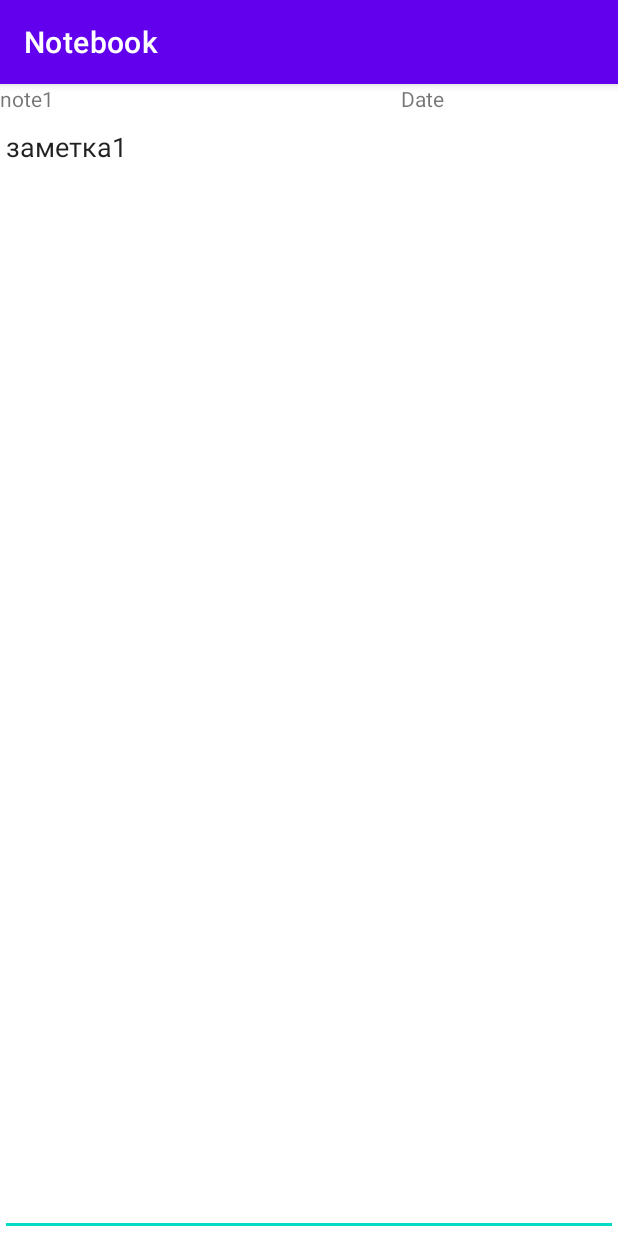
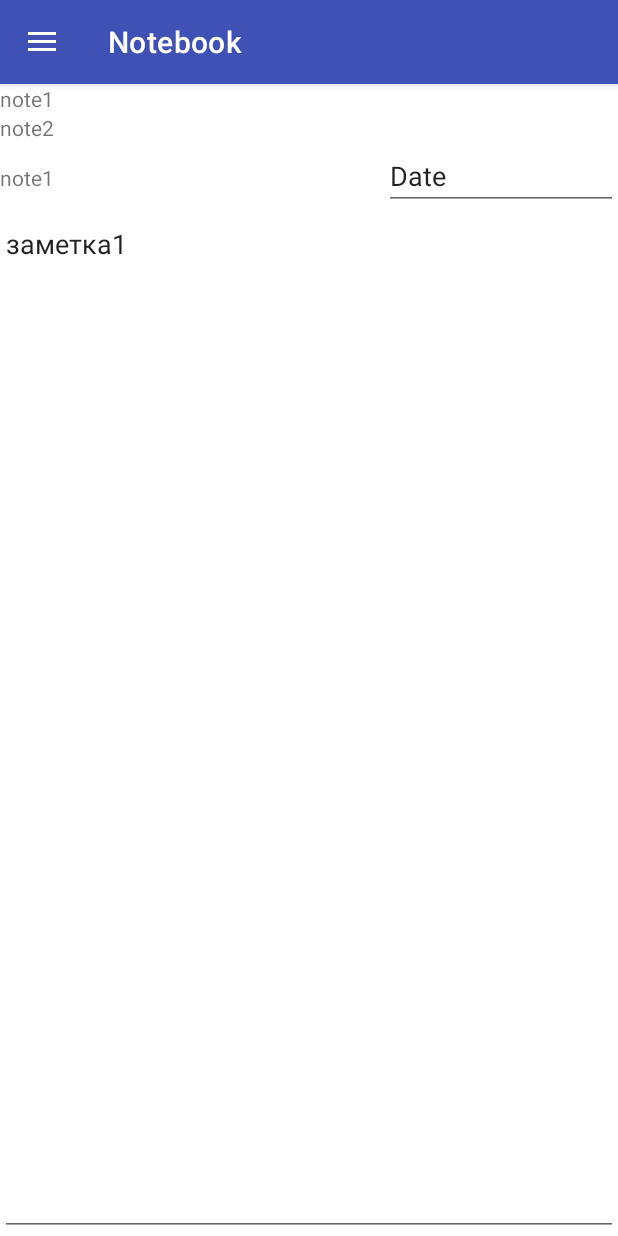
Before and after one commit to Olgapsareva/Notebook, an Android app: the screen it shows after launch (NoteActivity before the commit, MainActivity after it), after a tap on "note1", on a phone screen of 412 x 824 dp. Run offline under Robolectric (Android 15) with nearby library versions, the phone set to English and light mode, and no system bars.

Commit message:
homework 7. Navigation

```diff
--- a/app/src/main/AndroidManifest.xml
+++ b/app/src/main/AndroidManifest.xml
@@ -8,7 +8,7 @@
         android:label="@string/app_name"
         android:roundIcon="@mipmap/ic_launcher_round"
         android:supportsRtl="true"
-        android:theme="@style/Theme.Notebook">
+        android:theme="@style/AppTheme">
         <activity android:name=".NoteActivity"></activity>
         <activity android:name=".MainActivity">
             <intent-filter>
--- a/app/src/main/java/ru/geekbrains/notebook/MainActivity.java
+++ b/app/src/main/java/ru/geekbrains/notebook/MainActivity.java
@@ -1,8 +1,16 @@
 package ru.geekbrains.notebook;
 
+import androidx.appcompat.app.ActionBarDrawerToggle;
 import androidx.appcompat.app.AppCompatActivity;
+import androidx.appcompat.widget.Toolbar;
+import androidx.core.view.GravityCompat;
+import androidx.drawerlayout.widget.DrawerLayout;
 
 import android.os.Bundle;
+import android.util.Log;
+
+
+import com.google.android.material.navigation.NavigationView;
 
 public class MainActivity extends AppCompatActivity {
 
@@ -11,5 +19,56 @@ public class MainActivity extends AppCompatActivity {
         super.onCreate(savedInstanceState);
         setContentView(R.layout.activity_main);
 
+        initView();
+
     }
+
+    private void initView() {
+        Toolbar toolbar = initToolbar();
+        initDrawer(toolbar);
+    }
+
+    private Toolbar initToolbar() {
+        Toolbar toolbar = findViewById(R.id.toolbar);
+        setSupportActionBar(toolbar);
+        return toolbar;
+    }
+
+    private void initDrawer(Toolbar toolbar) {
+        DrawerLayout drawer = (DrawerLayout) findViewById(R.id.drawer_layout);
+        //добавляем сэндвич кнопку
+        ActionBarDrawerToggle toggle = new ActionBarDrawerToggle(
+                this,
+                drawer,
+                toolbar,
+                R.string.nav_open_drawer,
+                R.string.nav_close_drawer);
+        //слушаем кнопку
+        drawer.addDrawerListener(toggle);
+        //синхронизируем вид кнопки
+        toggle.syncState();
+
+        initNavigation(drawer);
+    }
+
+    private void initNavigation(DrawerLayout drawer) {
+        NavigationView navigationView = findViewById(R.id.nav_view);
+        //слушаем навигационное меню
+        navigationView.setNavigationItemSelectedListener(item -> {
+            int id = item.getItemId();
+            if (navigateFragment(id)){
+                drawer.closeDrawer(GravityCompat.START);
+                return true;
+            }
+            return false;
+        });
+    }
+
+    //обработка щелчка пользователя
+    private boolean navigateFragment(int id) {
+        Log.i("PLACEHOLDER", "selected option");
+        return true;
+    }
+
+
 }
--- a/app/src/main/java/ru/geekbrains/notebook/NoteActivity.java
+++ b/app/src/main/java/ru/geekbrains/notebook/NoteActivity.java
@@ -6,10 +6,7 @@ import android.widget.TextView;
 
 public class NoteActivity extends AppCompatActivity {
 
-    /*public static final String TITLE = "TITLE";
-    public static final String BODY = "BODY";*/
     public static final String PARCEL = "PARCEL";
-
 
     @Override
     protected void onCreate(Bundle savedInstanceState) {
--- a/app/src/main/java/ru/geekbrains/notebook/NoteFragment.java
+++ b/app/src/main/java/ru/geekbrains/notebook/NoteFragment.java
@@ -1,5 +1,6 @@
 package ru.geekbrains.notebook;
 
+import android.app.DatePickerDialog;
 import android.os.Bundle;
 
 import androidx.fragment.app.Fragment;
@@ -14,6 +15,7 @@ public class NoteFragment extends Fragment {
     // the fragment initialization parameters, e.g. ARG_ITEM_NUMBER
     private static final String KEY = "NOTE";
     private Note selectedNote;
+    private DatePickerDialog dateWindow;
 
 
     public NoteFragment() {
@@ -49,9 +51,11 @@ public class NoteFragment extends Fragment {
             TextView title = view.findViewById(R.id.title);
             title.setText(selectedNote.getTitle());
         }
+        //EditText date = view.findViewById(R.id.date);
 
         return view;
     }
 
 
+
 }
--- a/app/src/main/java/ru/geekbrains/notebook/NoteListFragment.java
+++ b/app/src/main/java/ru/geekbrains/notebook/NoteListFragment.java
@@ -14,7 +14,6 @@ import android.widget.TextView;
 public class NoteListFragment extends Fragment {
 
     private boolean isLandscape;
-    private Note selectedNote;
 
     @Override
     public void onActivityCreated(@Nullable Bundle savedInstanceState) {
@@ -53,7 +52,6 @@ public class NoteListFragment extends Fragment {
     private void createNoteItem(TextView txtV, Note note) {
         txtV.setText(note.getTitle());
         txtV.setOnClickListener(v->{
-            selectedNote = note;
             if(isLandscape){
                 showLandscapeNote(note);
             } else{
@@ -62,7 +60,7 @@ public class NoteListFragment extends Fragment {
 
         });
     }
-
+    //если ориентация альбомная то создается новый фрагмент рядом
     private void showLandscapeNote(Note note) {
         NoteFragment fragment = NoteFragment.newInstance(note);
         getActivity().getSupportFragmentManager()
@@ -71,12 +69,18 @@ public class NoteListFragment extends Fragment {
                 .commit();
     }
 
+    //если ориентация портретная то вызывается новая активити
     private void showPortraitNote(Note note) {
-        Intent intent = new Intent();
+        /*Intent intent = new Intent();
         intent.setClass(getActivity(), NoteActivity.class);
         intent.putExtra(NoteActivity.PARCEL, note);
-        startActivity(intent);
+        startActivity(intent);*/
 
+        NoteFragment fragment = NoteFragment.newInstance(note);
+        getActivity().getSupportFragmentManager()
+                .beginTransaction()
+                .replace(R.id.note_list_fragment, fragment)
+                .commit();
     }
 
 }
--- a/app/src/main/res/layout-land/activity_main.xml
+++ b/app/src/main/res/layout-land/activity_main.xml
@@ -1,9 +1,26 @@
 <?xml version="1.0" encoding="utf-8"?>
-<LinearLayout xmlns:android="http://schemas.android.com/apk/res/android"
+<androidx.drawerlayout.widget.DrawerLayout xmlns:android="http://schemas.android.com/apk/res/android"
+    xmlns:app="http://schemas.android.com/apk/res-auto"
+    xmlns:tools="http://schemas.android.com/tools"
+    android:id="@+id/drawer_layout"
     android:layout_width="match_parent"
     android:layout_height="match_parent"
     android:orientation="horizontal"
-    xmlns:tools="http://schemas.android.com/tools">
+    tools:context=".MainActivity">
+
+    <LinearLayout
+        android:layout_width="match_parent"
+        android:layout_height="wrap_content"
+        android:orientation="vertical">
+
+        <include
+            android:id="@+id/toolbar_main"
+            layout="@layout/toolbar_main" />
+
+        <LinearLayout
+            android:layout_width="match_parent"
+            android:layout_height="match_parent"
+            android:orientation="horizontal">
 
             <fragment
                 android:id="@+id/note_list_land"
@@ -14,14 +31,20 @@
 
             <FrameLayout
                 android:id="@+id/flfrag"
+                android:layout_width="0dp"
                 android:layout_height="match_parent"
-        android:layout_width="0dp"
-        android:layout_weight="2"/>
-        <!--android:id="@+id/note_fragment_land"
-        android:name="ru.geekbrains.notebook.NoteFragment"
-        android:layout_width="match_parent"
+                android:layout_weight="2">
+            </FrameLayout>
+        </LinearLayout>
+    </LinearLayout>
+
+    <com.google.android.material.navigation.NavigationView
+        android:id="@+id/nav_view"
+        android:layout_width="wrap_content"
         android:layout_height="match_parent"
-        android:layout_weight="2"
-        tools:background="@color/purple_700"/>-->
+        android:layout_gravity="start"
+        app:headerLayout="@layout/nav_header"
+        app:menu="@menu/menu_navigation" />
 
-</LinearLayout>
+
+</androidx.drawerlayout.widget.DrawerLayout>
--- a/app/src/main/res/layout/activity_main.xml
+++ b/app/src/main/res/layout/activity_main.xml
@@ -1,15 +1,35 @@
 <?xml version="1.0" encoding="utf-8"?>
-<FrameLayout xmlns:android="http://schemas.android.com/apk/res/android"
+<androidx.drawerlayout.widget.DrawerLayout
+    xmlns:android="http://schemas.android.com/apk/res/android"
     xmlns:app="http://schemas.android.com/apk/res-auto"
     xmlns:tools="http://schemas.android.com/tools"
+    android:id="@+id/drawer_layout"
     android:layout_width="match_parent"
     android:layout_height="match_parent"
     tools:context=".MainActivity">
 
+    <LinearLayout
+        android:layout_width="match_parent"
+        android:layout_height="wrap_content"
+        android:orientation="vertical">
 
-    <fragment
-        android:id="@+id/note_list_fragment"
-        android:name="ru.geekbrains.notebook.NoteListFragment"
-        android:layout_width="match_parent"
-        android:layout_height="match_parent" />
-</FrameLayout>
+        <include
+            android:id="@+id/toolbar_main"
+            layout="@layout/toolbar_main" />
+
+        <fragment
+            android:id="@+id/note_list_fragment"
+            android:name="ru.geekbrains.notebook.NoteListFragment"
+            android:layout_width="match_parent"
+            android:layout_height="match_parent" />
+    </LinearLayout>
+
+    <com.google.android.material.navigation.NavigationView
+        android:id="@+id/nav_view"
+        android:layout_width="wrap_content"
+        android:layout_height="match_parent"
+        android:layout_gravity="start"
+        app:headerLayout="@layout/nav_header"
+        app:menu="@menu/menu_navigation" />
+
+</androidx.drawerlayout.widget.DrawerLayout>
--- a/app/src/main/res/layout/fragment_note.xml
+++ b/app/src/main/res/layout/fragment_note.xml
@@ -20,7 +20,7 @@
             android:text="@string/title"
             tools:background="@color/teal_200" />
 
-        <TextView
+        <EditText
             android:id="@+id/date"
             android:layout_width="wrap_content"
             android:layout_height="wrap_content"
--- /dev/null
+++ b/app/src/main/res/layout/toolbar_main.xml
@@ -0,0 +1,17 @@
+<?xml version="1.0" encoding="utf-8"?>
+
+<com.google.android.material.appbar.AppBarLayout
+    android:layout_width="match_parent"
+    android:layout_height="wrap_content"
+    android:theme="@style/AppTheme"
+    xmlns:android="http://schemas.android.com/apk/res/android">
+
+<androidx.appcompat.widget.Toolbar xmlns:android="http://schemas.android.com/apk/res/android"
+    xmlns:app="http://schemas.android.com/apk/res-auto"
+    android:id="@+id/toolbar"
+    android:layout_width="match_parent"
+    android:layout_height="?attr/actionBarSize"
+    android:background="?attr/colorPrimary"
+    android:theme="@style/ThemeOverlay.AppCompat.Dark.ActionBar"/>
+
+</com.google.android.material.appbar.AppBarLayout>
--- /dev/null
+++ b/app/src/main/res/menu/menu_navigation.xml
@@ -0,0 +1,22 @@
+<?xml version="1.0" encoding="utf-8"?>
+<menu xmlns:android="http://schemas.android.com/apk/res/android">
+    <group android:checkableBehavior="single">
+        <item
+            android:id="@+id/nav_starred"
+            android:icon="@android:drawable/star_big_on"
+            android:title="@string/starred" />
+        <item
+            android:id="@+id/nav_trash"
+            android:icon="@android:drawable/ic_menu_delete"
+            android:title="@string/trash" />
+
+        <item
+            android:id="@+id/nav_settings"
+            android:icon="@android:drawable/ic_menu_compass"
+            android:title="@string/settings" />
+        <item
+            android:id="@+id/nav_about"
+            android:icon="@android:drawable/ic_menu_info_details"
+            android:title="@string/about" />
+    </group>
+</menu>
--- a/app/src/main/res/values/colors.xml
+++ b/app/src/main/res/values/colors.xml
@@ -7,4 +7,7 @@
     <color name="teal_700">#FF018786</color>
     <color name="black">#FF000000</color>
     <color name="white">#FFFFFFFF</color>
+    <color name="colorPrimary">#3F51B5</color>
+    <color name="colorPrimaryDark">#303F9F</color>
+    <color name="colorAccent">#FF4081</color>
 </resources>
--- a/app/src/main/res/values/strings.xml
+++ b/app/src/main/res/values/strings.xml
@@ -1,9 +1,14 @@
 <resources>
     <string name="app_name">Notebook</string>
     <string name="show_notes">show notes</string>
-    <!-- TODO: Remove or change this placeholder text -->
-    <string name="hello_blank_fragment">Hello blank fragment</string>
     <string name="typo_note">type something</string>
     <string name="date">Date</string>
     <string name="title">Title</string>
+    <string name="contacts">user contact detail</string>
+    <string name="starred">Starred</string>
+    <string name="trash">Trash</string>
+    <string name="about">About the app</string>
+    <string name="settings">Settings</string>
+    <string name="nav_open_drawer">Open navigation drawer</string>
+    <string name="nav_close_drawer">Close navigation drawer</string>
 </resources>
--- /dev/null
+++ b/app/src/main/res/values/style.xml
@@ -0,0 +1,8 @@
+<?xml version="1.0" encoding="utf-8"?>
+<resources>
+    <style name="AppTheme" parent="Theme.MaterialComponents.DayNight.NoActionBar">
+        <item name="colorPrimary">@color/colorPrimary</item>
+        <item name="colorPrimaryDark">@color/colorPrimaryDark</item>
+        <item name="colorAccent">@color/colorAccent</item>
+    </style>
+</resources>
```
Also changed, not shown: app/src/main/res/layout/activity_note.xml (+21 -5 lines), app/src/main/res/layout/nav_header.xml (added, +32 -0 lines). Lines whose indentation alone changed are shown as unchanged.
